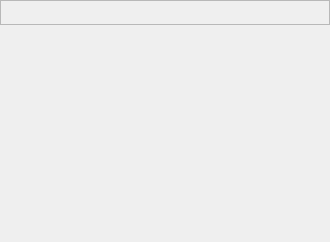
noobavss/NoobaVSS, file NoobaFE/Forms/FrameViewer.ui: the form before one commit.
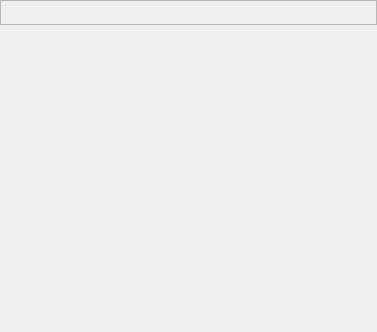
The form after the commit.

Commit message:
[Added] Plugins can create there own multiple windows to show output now.
[FIXED] Video Feed output subwindows can be minimised. Image is resized
according to the window size

[BUG FIX] File menu exit was incorrectly connected to next frame slot while
changing UI related updates in previous commits

The edit to the form file:
```diff
--- a/NoobaFE/Forms/FrameViewer.ui
+++ b/NoobaFE/Forms/FrameViewer.ui
@@ -6,8 +6,8 @@
    <rect>
     <x>0</x>
     <y>0</y>
-    <width>330</width>
-    <height>242</height>
+    <width>377</width>
+    <height>332</height>
    </rect>
   </property>
   <property name="windowTitle">
```
The commit also changes 7 other files.
